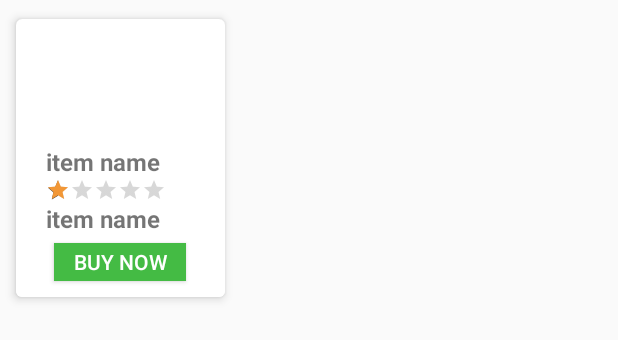
After one commit to kelokchan/Cross-cross, an Android app: the layout item_card_in_app_purchase.xml on its own in the app's theme, with its tools: preview values and no code run, on a phone screen of 412 x 824 dp. The commit adds this screen. Shown: the top 340 px of the screen. Run offline under Robolectric (Android 15) with nearby library versions, the phone set to English and light mode, and no system bars.

Commit message:
integrated MOLPay & added card layout

```diff
--- a/app/build.gradle
+++ b/app/build.gradle
@@ -6,7 +6,7 @@ android {
 
     defaultConfig {
         applicationId "boochatech.cross_cross"
-        minSdkVersion 15
+        minSdkVersion 16
         targetSdkVersion 23
         versionCode 1
         versionName "1.0"
@@ -27,4 +27,5 @@ dependencies {
     compile 'io.github.luizgrp.sectionedrecyclerviewadapter:sectionedrecyclerviewadapter:1.0.4'
     compile 'com.jakewharton:butterknife:7.0.1'
     compile 'com.android.support:cardview-v7:23.4.0'
+    compile 'com.molpay:molpay-mobile-xdk-android:1.4.0'
 }
--- /dev/null
+++ b/app/src/main/res/layout/item_card_in_app_purchase.xml
@@ -0,0 +1,76 @@
+<?xml version="1.0" encoding="utf-8"?>
+<LinearLayout xmlns:android="http://schemas.android.com/apk/res/android"
+    android:orientation="vertical" android:layout_width="wrap_content"
+    android:layout_height="wrap_content">
+
+    <android.support.v7.widget.CardView
+        xmlns:card_view="http://schemas.android.com/apk/res-auto"
+        android:id="@+id/card_view"
+        android:layout_margin="5dp"
+        android:layout_width="150dp"
+        android:layout_height="200dp"
+        card_view:cardCornerRadius="4dp"
+        card_view:cardElevation="4dp"
+        card_view:cardUseCompatPadding="true"
+        android:onClick="clickCard">
+
+        <RelativeLayout
+            android:layout_width="match_parent"
+            android:layout_height="match_parent">
+
+            <ImageView
+                android:id="@+id/purchase_image"
+                android:layout_width="match_parent"
+                android:layout_height="match_parent"
+                android:scaleType="centerCrop"/>
+
+            <RelativeLayout
+                android:layout_width="match_parent"
+                android:layout_height="wrap_content"
+                android:layout_alignParentBottom="true"
+                android:gravity="center"
+                android:padding="5dp"
+                android:background="#FFFFFF">
+
+                <TextView
+                    android:id="@+id/purchase_name"
+                    android:layout_width="wrap_content"
+                    android:layout_height="wrap_content"
+                    android:text="item name"
+                    android:textStyle="bold"
+                    android:textSize="16sp"/>
+
+                <RatingBar
+                    android:id="@+id/purchase_rating"
+                    android:layout_width="wrap_content"
+                    android:layout_height="wrap_content"
+                    android:layout_below="@+id/purchase_name"
+                    android:layout_gravity="center_horizontal"
+                    android:progressTint="#f29736"
+                    style="?android:attr/ratingBarStyleSmall"
+                    android:numStars="5"
+                    android:stepSize="0.5"
+                    android:rating="1" />
+
+                <TextView
+                    android:id="@+id/purchase_description"
+                    android:layout_width="wrap_content"
+                    android:layout_height="wrap_content"
+                    android:layout_below="@+id/purchase_rating"
+                    android:text="item name"
+                    android:textStyle="bold"
+                    android:textSize="16sp"/>
+
+                <Button
+                    android:id="@+id/purchase_buy_now"
+                    android:layout_width="wrap_content"
+                    android:layout_height="25dp"
+                    android:layout_margin="5dp"
+                    android:layout_below="@+id/purchase_description"
+                    android:text="Buy Now"
+                    android:textColor="#FFFFFF"
+                    android:background="#4b4"/>
+            </RelativeLayout>
+        </RelativeLayout>
+    </android.support.v7.widget.CardView>
+</LinearLayout>
```
Also changed, not shown: app/src/main/java/boochatech/cross_cross/HorizontalPurchaseInAppRecyclerViewAdapter.java (added, +96 -0 lines), app/src/main/java/boochatech/cross_cross/MainActivity.java (+19 -4 lines), app/src/main/java/boochatech/cross_cross/Model/Product.java (added, +52 -0 lines).
